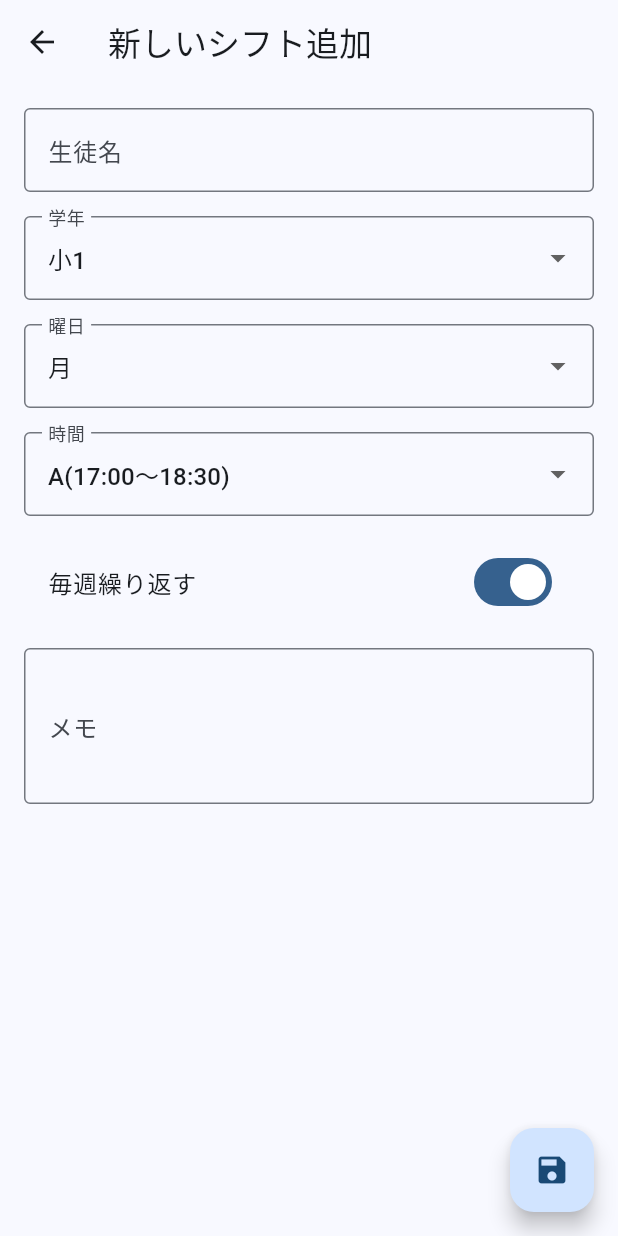
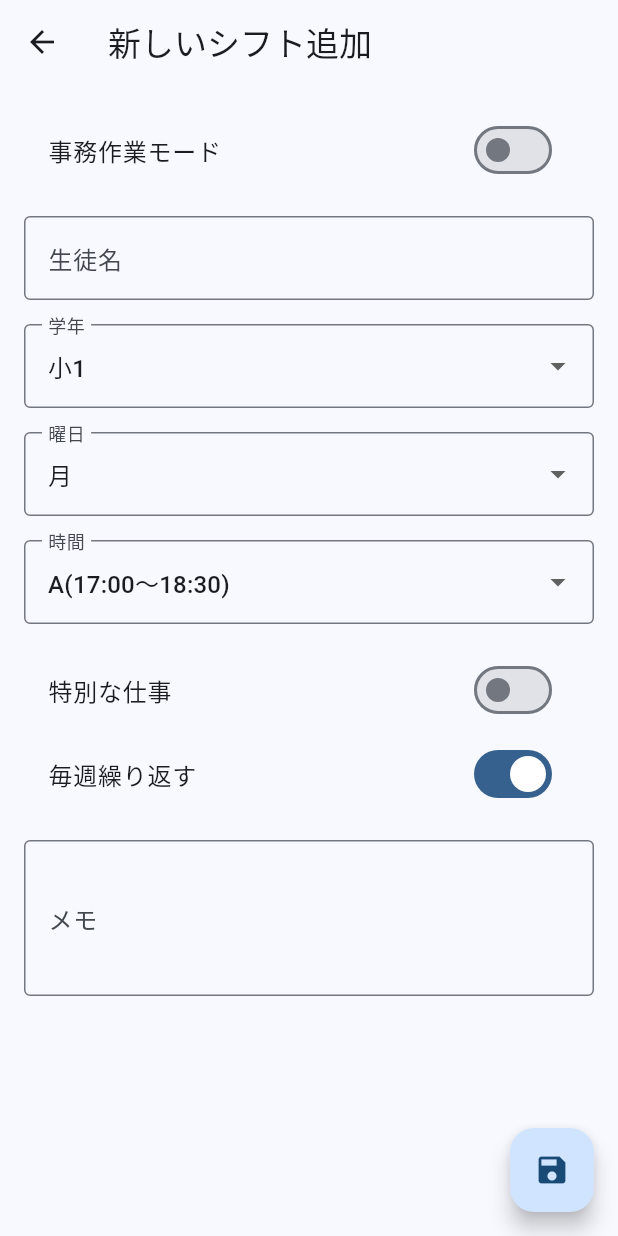
Before and after one commit to RikiSaki530/shiftlist_app, a Flutter app: the AddStudentScreen screen opened directly, on a phone screen of 412 x 824 dp. Run offline on Flutter 3.47's test engine with Material 3 defaults, Android fonts, the phone set to English and light mode, and no system bars; our stand-ins replace pdf, printing, shared_preferences; missing offline and left inert: file_selector; accounts and stored records are empty.

Commit message:
シフト表　調整中

```diff
--- a/lib/models/schedule_entry.dart
+++ b/lib/models/schedule_entry.dart
@@ -6,6 +6,12 @@ class ScheduleEntry {
   final bool continuous;     //例: 毎週なら"true" / 一回のみなら"false"
   final int day;            //もし一回なら日付保存
   final int month;
+  final bool isSpecialWork; // 特別な仕事かどうか
+  final String specialwork; // 特別な仕事の内容
+  final bool isOfficeWork; // 事務仕事かどうか
+  final String officework;  // 事務仕事の内容
+  final String officeworktimeString;  // 事務仕事の時間
+  final double officeworktime; // 事務仕事の時間（例: 1.5時間）
   final String ownerId;
 
   ScheduleEntry({
@@ -16,6 +22,12 @@ class ScheduleEntry {
     required this.continuous,
     required this.day,
     required this.month,
+    required this.isSpecialWork,
+    required this.specialwork,
+    required this.isOfficeWork,
+    required this.officework,
+    required this.officeworktimeString,
+    required this.officeworktime,
     required this.ownerId,
   });
 
@@ -23,12 +35,18 @@ class ScheduleEntry {
   factory ScheduleEntry.fromJson(Map<String, dynamic> json) {
     return ScheduleEntry(
       studentName: json['studentName'] as String,
-      grade: json ['grade'] as String,
+      grade: json['grade'] as String,
       weekday: json['weekday'] as String,
       timeshift: json['timeshift'] as String,
       continuous: json['continuous'] as bool,
-      day: json ['day'] as int,
-      month: json ['month'] as int,
+      day: json['day'] as int,
+      month: json['month'] as int,
+      isSpecialWork: json['isSpecialWork'] as bool? ?? false,
+      specialwork: json['specialwork'] as String? ?? '',
+      isOfficeWork: json['isOfficeWork'] as bool? ?? false,
+      officework: json['officework'] as String? ?? '',
+      officeworktimeString: json['officeworktimeString'] as String? ?? '',
+      officeworktime: (json['officeworktime'] as num?)?.toDouble() ?? 0.0,
       ownerId: json['ownerId'] as String,
     );
   }
@@ -41,8 +59,14 @@ class ScheduleEntry {
       'timeshift': timeshift,
       'weekday': weekday,
       'continuous': continuous,
-      'day' : day,
-      'month' :  month,
+      'day': day,
+      'month': month,
+      'isSpecialWork': isSpecialWork,
+      'specialwork': specialwork,
+      'isOfficeWork': isOfficeWork,
+      'officework': officework,
+      'officeworktimeString': officeworktimeString,
+      'officeworktime': officeworktime,
       'ownerId': ownerId,
     };
   }
--- a/lib/views/add_student_screen.dart
+++ b/lib/views/add_student_screen.dart
@@ -19,14 +19,20 @@ class _AddStudentScreenState extends State<AddStudentScreen> {
     '13:30～15:00',
     '15:10～16:40',
   ];
+  final List<String> specialwork = ['集団', '目達', 'OMC', '講習準備'];
   late String selectedGrade;
   late String selectedWeekday;
   late String selectedtimeshift;
+  late String selectedspesialwork;
   final TextEditingController studentNameController = TextEditingController();
-  final TextEditingController timeshiftController = TextEditingController();
-  final TextEditingController noteController = TextEditingController();
+  final TextEditingController officeWorkContentController = TextEditingController();
+  final TextEditingController officeWorkTimeController = TextEditingController();
+  final TextEditingController officeWorkHoursController = TextEditingController(text: '1.5');
+  final TextEditingController memoController = TextEditingController();
 
   bool isContinuous = true;
+  bool isSpecialWork = false;
+  bool isOfficeWork = false;
   late DateTime selectedDate;
 
   @override
@@ -35,22 +41,68 @@ class _AddStudentScreenState extends State<AddStudentScreen> {
     selectedGrade = grades.first;
     selectedWeekday = weekdays.first;
     selectedtimeshift = timeshift.first;
+    selectedspesialwork = specialwork.first;
     selectedDate = DateTime.now();
   }
 
   void saveEntry() {
+    // ===== Business‑logic mapping based on current mode =====
+    final bool entryIsOffice = isOfficeWork;
+
+    // 1) Student name
+    final String entryStudentName = entryIsOffice
+        ? officeWorkContentController.text.trim() // use the office work content as the "name"
+        : (isSpecialWork && selectedspesialwork == '集団'
+            ? '集団'
+            : studentNameController.text.trim());
+
+    // 2) Grade (null equivalent → empty string)
+    final String entryGrade = entryIsOffice ? '' : selectedGrade;
+
+    // 2) Weekday: if office work, derive from selectedDate
+    final String entryWeekday = entryIsOffice
+        ? weekdays[selectedDate.weekday - 1]
+        : selectedWeekday;
+
+    // 3) Timeshift
+    // Office work entries should have a fixed timeshift label "事務"
+    final String entryTimeshift = entryIsOffice ? '事務' : selectedtimeshift;
+
+    // 4) Repetition
+    final bool entryContinuous = entryIsOffice ? false : isContinuous;
+
+    // 5) Date handling
+    final int entryDay  = entryIsOffice ? selectedDate.day : (entryContinuous ? 0 : selectedDate.day);
+    final int entryMonth = entryIsOffice ? selectedDate.month : (entryContinuous ? 0 : selectedDate.month);
+
     final newEntry = ScheduleEntry(
-      studentName: studentNameController.text,
-      grade: selectedGrade,
-      weekday: selectedWeekday,
-      timeshift: selectedtimeshift,
-      continuous: isContinuous,
-      day: isContinuous ? 0 : selectedDate.day,
-      month: isContinuous ? 0 : selectedDate.month,
+      studentName: entryStudentName,
+      grade: entryGrade,
+      weekday: entryWeekday,
+      timeshift: entryTimeshift,
+      continuous: entryContinuous,
+      day: entryDay,
+      month: entryMonth,
+      isSpecialWork: isSpecialWork,
+      specialwork: isSpecialWork ? selectedspesialwork : '',
+      isOfficeWork: entryIsOffice,
+      officework: entryIsOffice ? officeWorkContentController.text.trim() : '',
+      officeworktimeString: entryIsOffice ? officeWorkTimeController.text.trim() : '',
+      officeworktime: entryIsOffice ? double.tryParse(officeWorkHoursController.text.trim()) ?? 0.0 : 0.0,
       ownerId: "user1234",
     );
     // TODO: Implement saving logic for newEntry
     Navigator.pop(context, newEntry);
+  }
+
+  @override
+  void dispose() {
+    studentNameController.dispose();
+    officeWorkContentController.dispose();
+    officeWorkTimeController.dispose();
+    officeWorkHoursController.dispose();
+    memoController.dispose();
+    super.dispose();
   }
 
   @override
@@ -63,6 +115,18 @@ class _AddStudentScreenState extends State<AddStudentScreen> {
         padding: const EdgeInsets.all(16.0),
         child: ListView(
           children: [
+            // モード切替：OFF = 通常入力, ON = 事務作業入力
+            SwitchListTile(
+              title: const Text('事務作業モード'),
+              value: isOfficeWork,
+              onChanged: (value) => setState(() => isOfficeWork = value),
+            ),
+            const SizedBox(height: 16),
+
+            Visibility(
+              visible: !isOfficeWork,
+              child: Column(
+                children: [
                   TextFormField(
                     controller: studentNameController,
                     decoration: const InputDecoration(
@@ -71,71 +135,133 @@ class _AddStudentScreenState extends State<AddStudentScreen> {
                     ),
                   ),
                   const SizedBox(height: 16),
+                ],
+              ),
+            ),
 
+            Visibility(
+              visible: !isOfficeWork,
+              child: Column(
+                children: [
                   DropdownButtonFormField<String>(
                     value: selectedGrade,
                     decoration: const InputDecoration(
                       labelText: '学年',
                       border: OutlineInputBorder(),
                     ),
-                items: grades.map((grade) {
-                    return DropdownMenuItem<String>(
-                    value: grade,
-                    child: Text(grade),
-                    );
-                }).toList(),
-                onChanged: (value) {
-                    setState(() {
-                      selectedGrade = value!;
-                    });
-                },
+                    items: grades
+                        .map((grade) => DropdownMenuItem(value: grade, child: Text(grade)))
+                        .toList(),
+                    onChanged: (value) => setState(() => selectedGrade = value!),
                   ),
                   const SizedBox(height: 16),
+                ],
+              ),
+            ),
 
+            Visibility(
+              visible: !isOfficeWork,
+              child: Column(
+                children: [
                   DropdownButtonFormField<String>(
                     value: selectedWeekday,
                     decoration: const InputDecoration(
                       labelText: '曜日',
                       border: OutlineInputBorder(),
                     ),
-                items: weekdays.map((day) {
-                    return DropdownMenuItem<String>(
-                    value: day,
-                    child: Text(day),
-                    );
-                }).toList(),
-                onChanged: (value) {
-                    setState(() {
-                      selectedWeekday = value!;
-                    });
-                },
+                    items: weekdays
+                        .map((day) => DropdownMenuItem(value: day, child: Text(day)))
+                        .toList(),
+                    onChanged: (value) => setState(() => selectedWeekday = value!),
+                  ),
+                  const SizedBox(height: 16),
+                ],
+              ),
             ),
 
-            const SizedBox(height: 16),
-
+            Visibility(
+              visible: !isOfficeWork,
+              child: Column(
+                children: [
                   DropdownButtonFormField<String>(
                     value: selectedtimeshift,
                     decoration: const InputDecoration(
                       labelText: '時間',
                       border: OutlineInputBorder(),
                     ),
-                items: timeshift.map((timeshift) {
-                  return DropdownMenuItem<String>(
-                    value: timeshift,
-                    child: Text(timeshift),
-                  );
-                }).toList(),
+                    items: timeshift
+                        .map((t) => DropdownMenuItem(value: t, child: Text(t)))
+                        .toList(),
+                    onChanged: (value) => setState(() => selectedtimeshift = value!),
+                  ),
+                  const SizedBox(height: 16),
+                ],
+              ),
+            ),
+
+            if (!isOfficeWork) ...[
+              // Toggle for special work
+              SwitchListTile(
+                title: const Text('特別な仕事'),
+                value: isSpecialWork,
                 onChanged: (value) {
                   setState(() {
-                      selectedtimeshift = value!;
+                    isSpecialWork = value;
                   });
                 },
               ),
 
+              // If special work, show dropdown for special work type
+              if (isSpecialWork)
+                Padding(
+                  padding: const EdgeInsets.symmetric(vertical: 8.0),
+                  child: DropdownButtonFormField<String>(
+                    value: selectedspesialwork,
+                    decoration: const InputDecoration(
+                      labelText: '特別な仕事',
+                      border: OutlineInputBorder(),
+                    ),
+                    items: specialwork
+                        .map((sw) => DropdownMenuItem(value: sw, child: Text(sw)))
+                        .toList(),
+                    onChanged: (value) => setState(() => selectedspesialwork = value!),
+                  ),
+                ),
+            ],
+
+            if (isOfficeWork) ...[
+              const SizedBox(height: 8),
+              TextFormField(
+                controller: officeWorkContentController,
+                decoration: const InputDecoration(
+                  labelText: '事務仕事の内容',
+                  border: OutlineInputBorder(),
+                ),
+              ),
+              const SizedBox(height: 8),
+              TextFormField(
+                controller: officeWorkTimeController,
+                decoration: const InputDecoration(
+                  labelText: '事務仕事の時間 (例: 20:00~21:00)',
+                  border: OutlineInputBorder(),
+                ),
+              ),
+              const SizedBox(height: 8),
+              TextFormField(
+                controller: officeWorkHoursController,
+                keyboardType: const TextInputType.numberWithOptions(decimal: true),
+                decoration: const InputDecoration(
+                  labelText: '事務仕事の時間 (h, 例: 1.5)',
+                  border: OutlineInputBorder(),
+                ),
+              ),
               const SizedBox(height: 16),
+            ],
 
             // Toggle for single vs weekly
-            SwitchListTile(
+            Visibility(
+              visible: !isOfficeWork,
+              child: SwitchListTile(
                 title: const Text('毎週繰り返す'),
                 value: isContinuous,
                 onChanged: (value) {
@@ -144,9 +270,11 @@ class _AddStudentScreenState extends State<AddStudentScreen> {
                   });
                 },
               ),
+            ),
 
-            // If single occurrence, show date picker tile
-            if (!isContinuous) ListTile(
+            // If single occurrence or office work, show date picker tile
+            if (!isContinuous || isOfficeWork)
+              ListTile(
                 title: const Text('日付を選択'),
                 subtitle: Text('${selectedDate.year}/${selectedDate.month}/${selectedDate.day}'),
                 trailing: const Icon(Icons.calendar_today),
@@ -168,7 +296,7 @@ class _AddStudentScreenState extends State<AddStudentScreen> {
 
             const SizedBox(height: 16),
             TextFormField(
-              controller: noteController,
+              controller: memoController,
               decoration: const InputDecoration(
                 labelText: 'メモ',
                 border: OutlineInputBorder(),
--- a/lib/views/pdf_preview_screen.dart
+++ b/lib/views/pdf_preview_screen.dart
@@ -16,6 +16,7 @@ class PdfPreviewScreen extends StatelessWidget {
     return Scaffold(
       appBar: AppBar(title: Text('$year年 $month月 シフト表プレビュー')),
       body: PdfPreview(
+        initialPageFormat: PdfPageFormat.a4.landscape,
         build: (format) => PdfGenerator.generatePdfBytes(year, month, format),
       ),
       floatingActionButton: FloatingActionButton(
@@ -24,7 +25,7 @@ class PdfPreviewScreen extends StatelessWidget {
         onPressed: () async {
             print('▶ PDF保存ボタンが押されました');
             try {
-                final bytes = await PdfGenerator.generatePdfBytes(year, month, PdfPageFormat.a4);
+                final bytes = await PdfGenerator.generatePdfBytes(year, month, PdfPageFormat.a4.landscape);
                 print('  ・バイト列生成 OK (${bytes.length} bytes)');
                 final path = await getSavePath(
                 suggestedName: 'shift_schedule_${year}-${month}.pdf',
--- a/pubspec.yaml
+++ b/pubspec.yaml
@@ -35,7 +35,7 @@ dependencies:
   cupertino_icons: ^1.0.8
   intl: ^0.20.2
   file_selector: ^0.9.0
-  shared_preferences: ^2.0.15
+  shared_preferences: ^2.2.2
 
 dev_dependencies:
   flutter_test:
```
Also changed, not shown: lib/main.dart (+9 -7 lines), lib/models/app_user.dart (+8 -0 lines), lib/models/student_list.dart (+29 -2 lines), lib/services/create_pdf.dart (+194 -133 lines), lib/views/homepage.dart (added, +38 -0 lines), lib/views/user_settingview.dart (added, +74 -0 lines). Lines whose indentation alone changed are shown as unchanged.
